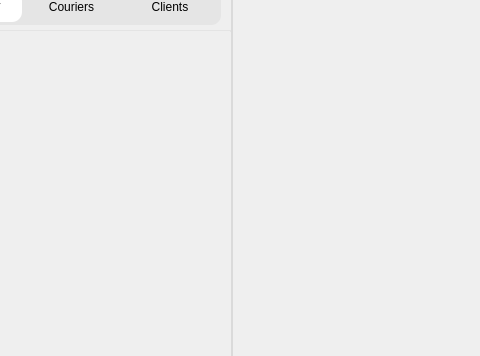
Old version of the form mainwindow.ui in the repository benzidane027/EmailsApp; both pictures show x 316 to 796 and y 131 to 487 of the 796 by 487 pixel window.
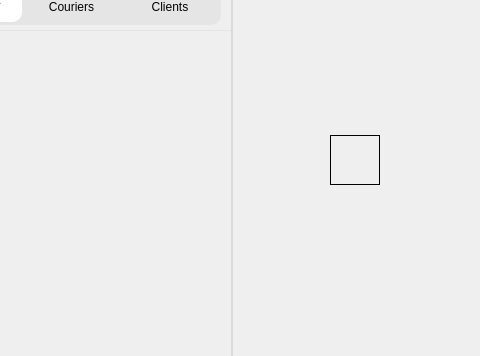
New version of the form. The open tabs and pages were chosen to show the change. Icons and pictures are not drawn.

```diff
--- a/mainwindow.ui
+++ b/mainwindow.ui
@@ -2046,7 +2046,30 @@
                                </item>
                               </layout>
                              </widget>
-                             <widget class="QWidget" name="page_6"/>
+                             <widget class="QWidget" name="page_9"/>
+                             <widget class="QWidget" name="page_6">
+                              <layout class="QHBoxLayout" name="horizontalLayout_43">
+                               <item>
+                                <widget class="QWidget" name="widget_52" native="true">
+                                 <property name="minimumSize">
+                                  <size>
+                                   <width>50</width>
+                                   <height>50</height>
+                                  </size>
+                                 </property>
+                                 <property name="maximumSize">
+                                  <size>
+                                   <width>50</width>
+                                   <height>50</height>
+                                  </size>
+                                 </property>
+                                 <property name="styleSheet">
+                                  <string notr="true">border:1px solid black;</string>
+                                 </property>
+                                </widget>
+                               </item>
+                              </layout>
+                             </widget>
                             </widget>
                            </item>
                           </layout>
```
Left out of the diff: 6 changed lines with no effect on the pictures.
